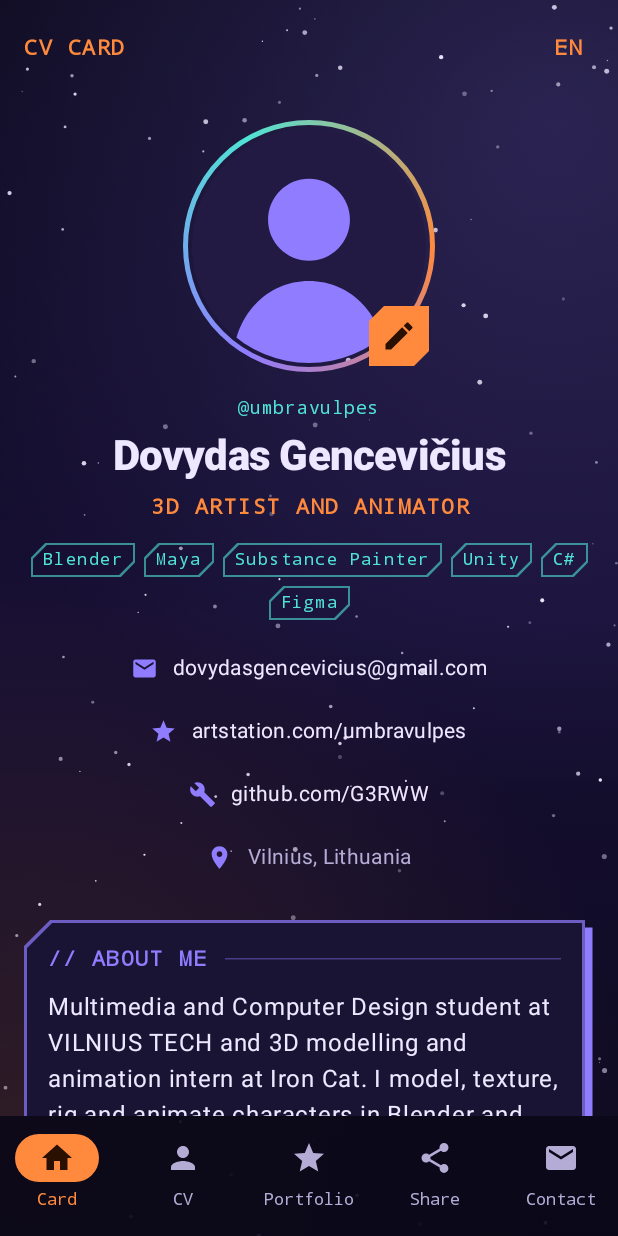
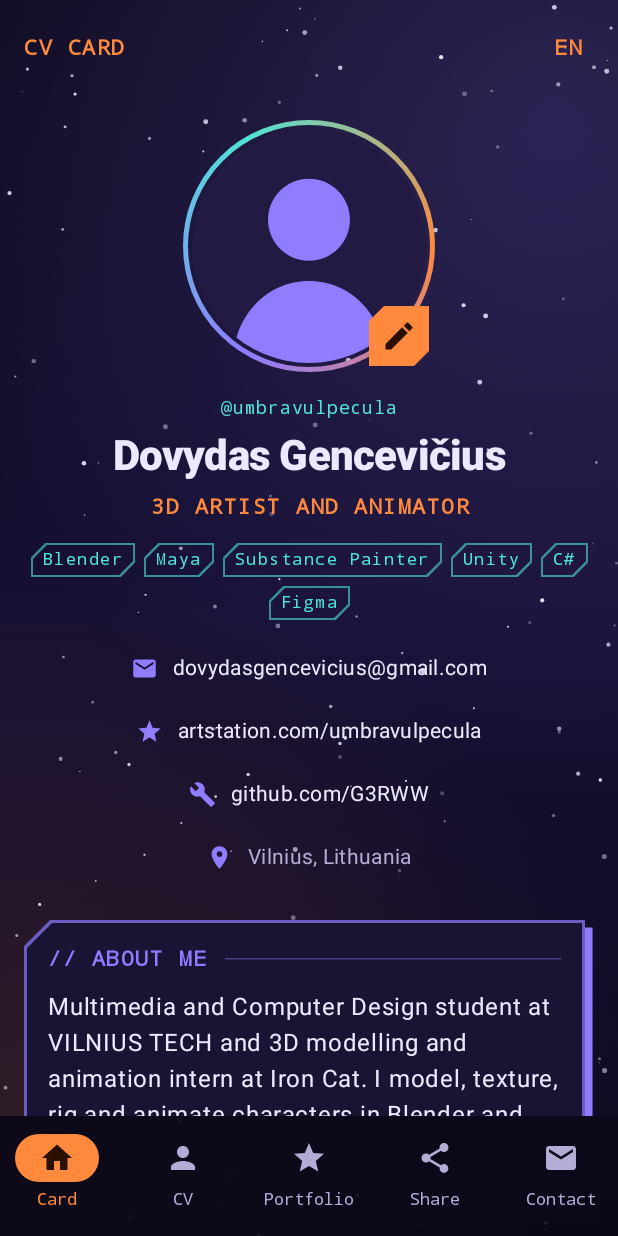
Before and after one commit to G3RWW/Cv_app, an Android app built with Jetpack Compose: the screen it shows after launch (MainActivity), on a phone screen of 412 x 824 dp. Run offline under Robolectric (Android 15) with nearby library versions, the phone set to English and light mode, and no system bars; our stand-ins replace Room's generated code; pictures from the network do not load.

Commit message:
Update ArtStation identity to umbravulpecula
Co-Authored-By: Claude Opus 5.5 <noreply@anthropic.com>
Claude-Session: https://claude.ai/code/session_019MaULow3wfDZBNXdqdFGR5

```diff
--- a/app/src/main/java/lt/gencevicius/cv/data/DefaultContent.kt
+++ b/app/src/main/java/lt/gencevicius/cv/data/DefaultContent.kt
@@ -42,7 +42,7 @@ object DefaultContent {
             R.string.portfolio_3d_title,
             R.string.portfolio_3d_desc,
             imageUrl = "https://cdna.artstation.com/p/users/avatars/013/690/158/large/a282ce659854528f5298239ad5f5f8df.jpg?1764067399",
-            link = "https://www.artstation.com/umbravulpes",
+            link = "https://www.artstation.com/umbravulpecula",
         ),
         BuiltInPortfolioItem(
             R.string.portfolio_vocaloid_title,
@@ -54,7 +54,7 @@ object DefaultContent {
             R.string.portfolio_luna_title,
             R.string.portfolio_luna_desc,
             imageUrl = "https://cdnb.artstation.com/p/assets/images/images/099/450/893/large/umbravulpes-luna-hero2.webp?1779978746",
-            link = "https://www.artstation.com/umbravulpes",
+            link = "https://www.artstation.com/umbravulpecula",
         ),
         BuiltInPortfolioItem(
             R.string.portfolio_vireka_title,
--- a/app/src/main/java/lt/gencevicius/cv/ui/share/ShareScreen.kt
+++ b/app/src/main/java/lt/gencevicius/cv/ui/share/ShareScreen.kt
@@ -50,7 +50,7 @@ import lt.gencevicius.cv.ui.common.startExternal
 import lt.gencevicius.cv.ui.theme.CelCard
 import lt.gencevicius.cv.ui.theme.SectionHeader
 
-const val PORTFOLIO_URL = "https://www.artstation.com/umbravulpes"
+const val PORTFOLIO_URL = "https://www.artstation.com/umbravulpecula"
 
 // The same vCard as a file served by the Cloudflare Worker (repo folder docs/, wrangler.jsonc).
 // iPhones only act on links read over NFC, so they get this URL; worker.js serves it as a
--- a/app/src/main/res/drawable/ic_launcher_foreground.xml
+++ b/app/src/main/res/drawable/ic_launcher_foreground.xml
@@ -1,5 +1,5 @@
 <?xml version="1.0" encoding="utf-8"?>
-<!-- Geometric fox head (UmbraVulpes) with two stars. 108dp canvas, art inside the 66dp safe zone. -->
+<!-- Geometric fox head (UmbraVulpecula) with two stars. 108dp canvas, art inside the 66dp safe zone. -->
 <vector xmlns:android="http://schemas.android.com/apk/res/android"
     android:width="108dp"
     android:height="108dp"
--- a/app/src/main/res/values/strings.xml
+++ b/app/src/main/res/values/strings.xml
@@ -30,10 +30,10 @@
     <string name="profile_name" translatable="false">Dovydas Gencevičius</string>
     <string name="profile_first_name" translatable="false">Dovydas</string>
     <string name="profile_last_name" translatable="false">Gencevičius</string>
-    <string name="profile_handle" translatable="false">@umbravulpes</string>
+    <string name="profile_handle" translatable="false">@umbravulpecula</string>
     <string name="profile_email" translatable="false">dovydasgencevicius@gmail.com</string>
     <string name="profile_github" translatable="false">github.com/G3RWW</string>
-    <string name="profile_artstation" translatable="false">artstation.com/umbravulpes</string>
+    <string name="profile_artstation" translatable="false">artstation.com/umbravulpecula</string>
     <string name="profile_title">3D artist and animator</string>
     <string name="profile_location">Vilnius, Lithuania</string>
     <string name="profile_city">Vilnius</string>
```
Also changed, not shown: 2 other files.
